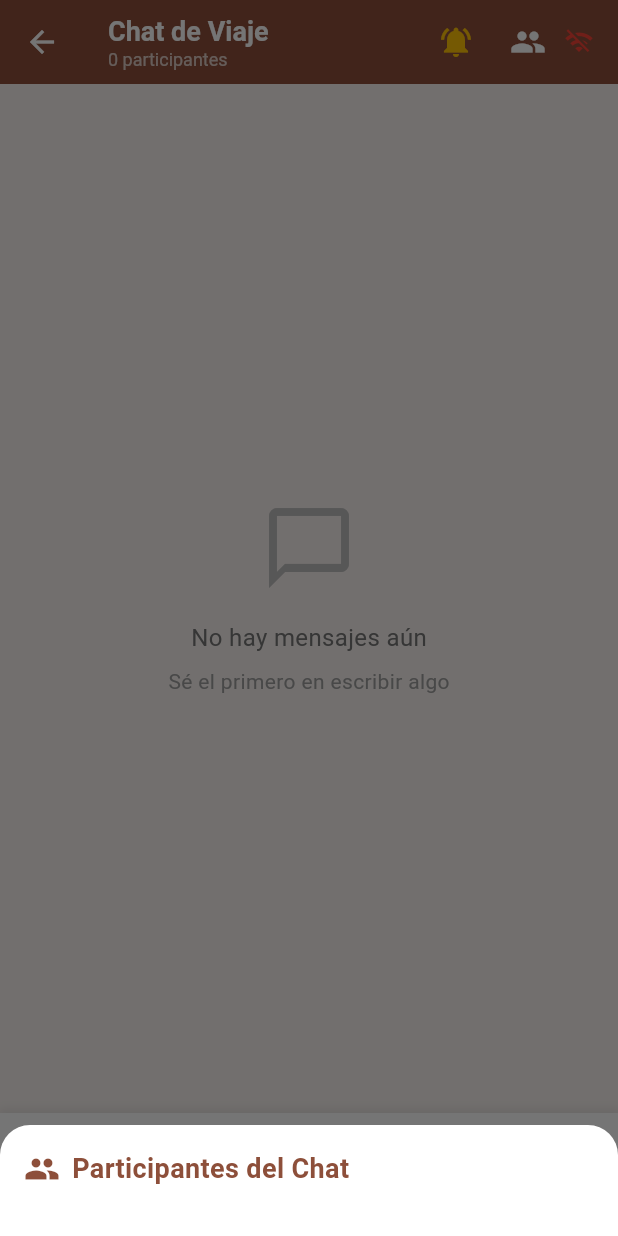
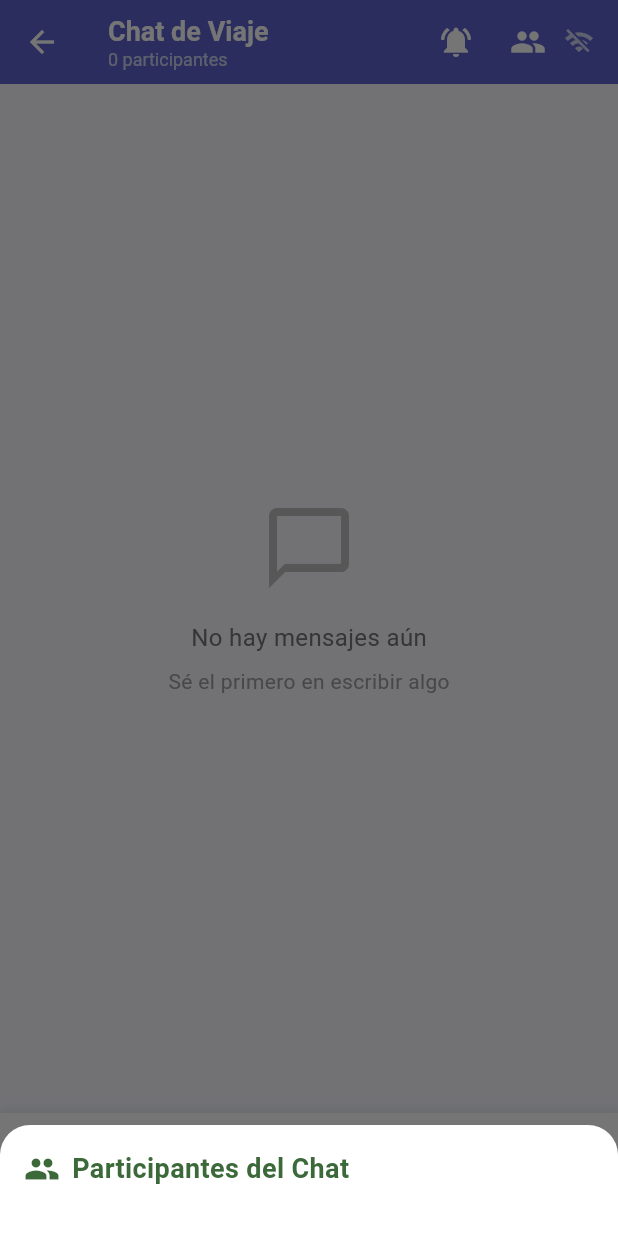
Before and after one commit to JoMULLOA/BioRuta, a Flutter app: the ChatGrupalScreen screen opened directly with empty values, after a tap on the "people" icon, on a phone screen of 412 x 824 dp. Run offline on Flutter 3.47's test engine with Material 3 defaults, Android fonts, the phone set to English and light mode, and no system bars; our stand-ins replace fl_chart, flutter_local_notifications, flutter_secure_storage, geolocator, jwt_decoder, permission_handler and 2 more; missing offline and left inert: flutter_osm_plugin; accounts and stored records are empty; network calls fail.

Commit message:
cambios colores 0.5 chat grupal
chat grupal cambio colores

```diff
--- a/frontend/lib/chat/chat_grupal.dart
+++ b/frontend/lib/chat/chat_grupal.dart
@@ -1,4 +1,5 @@
 import 'package:flutter/material.dart';
+import 'package:provider/provider.dart';
 import 'dart:async';
 import 'dart:convert';
 import '../models/chat_grupal_models.dart';
@@ -11,6 +12,8 @@ import '../widgets/participantes_header_widget.dart';
 import '../widgets/reportar_usuario_dialog.dart';
 import '../widgets/location_message_widget.dart';
 import '../models/reporte_model.dart';
+import '../config/app_colors.dart';
+import '../providers/theme_provider.dart';
 
 class ChatGrupalScreen extends StatefulWidget {
   final String idViaje;
@@ -58,11 +61,7 @@ class ChatGrupalScreenState extends State<ChatGrupalScreen> {
   StreamSubscription? _eventsSubscription;
   StreamSubscription? _connectionSubscription;
 
-  // --- Colores del tema ---
-  final Color fondo = const Color(0xFFF8F2EF);
-  final Color principal = const Color(0xFF6B3B2D);
-  final Color secundario = const Color(0xFF8D4F3A);
-  final Color fondoMensaje = const Color(0xFFF5F5F5);
+
 
   @override
   void initState() {
@@ -282,10 +281,14 @@ class ChatGrupalScreenState extends State<ChatGrupalScreen> {
 
     if (eventType == 'participant_joined') {
       final nuevoParticipante = data['nuevoParticipante'];
-      _showParticipantNotification('$nuevoParticipante se unió al chat', Icons.person_add, Colors.green);
+      final themeProvider = Provider.of<ThemeProvider>(context, listen: false);
+      final primaryColor = themeProvider.isDarkMode ? AppColors.primaryDark : AppColors.primaryLight;
+      _showParticipantNotification('$nuevoParticipante se unió al chat', Icons.person_add, primaryColor);
     } else if (eventType == 'participant_left') {
       final participanteSalio = data['participanteSalio'];
-      _showParticipantNotification('$participanteSalio salió del chat', Icons.person_remove, Colors.orange);
+      final themeProvider = Provider.of<ThemeProvider>(context, listen: false);
+      final primaryColor = themeProvider.isDarkMode ? AppColors.primaryDark : AppColors.primaryLight;
+      _showParticipantNotification('$participanteSalio salió del chat', Icons.person_remove, primaryColor);
     }
 
     // Actualizar lista de participantes
@@ -316,11 +319,13 @@ class ChatGrupalScreenState extends State<ChatGrupalScreen> {
 
     try {
       // Mostrar mensaje al usuario
+      final themeProvider = Provider.of<ThemeProvider>(context, listen: false);
+      final primaryColor = themeProvider.isDarkMode ? AppColors.primaryDark : AppColors.primaryLight;
       ScaffoldMessenger.of(context).showSnackBar(
-        const SnackBar(
+        SnackBar(
           content: Text('🔧 Inicializando chat grupal, intenta enviar el mensaje nuevamente...'),
           duration: Duration(seconds: 3),
-          backgroundColor: Colors.orange,
+          backgroundColor: primaryColor,
         ),
       );
 
@@ -333,20 +338,24 @@ class ChatGrupalScreenState extends State<ChatGrupalScreen> {
         // Volver a unirse al chat
         ChatGrupalService.unirseAlChatGrupal(widget.idViaje);
 
+        final themeProvider = Provider.of<ThemeProvider>(context, listen: false);
+        final primaryColor = themeProvider.isDarkMode ? AppColors.primaryDark : AppColors.primaryLight;
         ScaffoldMessenger.of(context).showSnackBar(
-          const SnackBar(
+          SnackBar(
             content: Text('✅ Chat grupal listo, puedes enviar mensajes ahora'),
             duration: Duration(seconds: 2),
-            backgroundColor: Colors.green,
+            backgroundColor: primaryColor,
           ),
         );
       } else {
         print('🚗❌ Falló la re-inicialización del chat grupal');
+        final themeProvider = Provider.of<ThemeProvider>(context, listen: false);
+        final primaryColor = themeProvider.isDarkMode ? AppColors.primaryDark : AppColors.primaryLight;
         ScaffoldMessenger.of(context).showSnackBar(
-          const SnackBar(
+          SnackBar(
             content: Text('❌ No se pudo inicializar el chat. Contacta al conductor.'),
             duration: Duration(seconds: 3),
-            backgroundColor: Colors.red,
+            backgroundColor: primaryColor,
           ),
         );
       }
@@ -453,7 +462,7 @@ class ChatGrupalScreenState extends State<ChatGrupalScreen> {
           ],
         ),
         duration: const Duration(seconds: 2),
-        backgroundColor: Colors.grey[800],
+        backgroundColor: Theme.of(context).colorScheme.surface,
       ),
     );
   }
@@ -619,10 +628,16 @@ class ChatGrupalScreenState extends State<ChatGrupalScreen> {
 
   @override
   Widget build(BuildContext context) {
-    return Scaffold(
-      backgroundColor: fondo,
+    return Consumer<ThemeProvider>(
+      builder: (context, themeProvider, child) {
+        final isDarkMode = themeProvider.isDarkMode;
+        final primaryColor = isDarkMode ? AppColors.primaryDark : AppColors.primaryLight;
+        final backgroundColor = isDarkMode ? AppColors.darkBackground : AppColors.lightBackground;
+
+        return Scaffold(
+      backgroundColor: backgroundColor,
       appBar: AppBar(
-        backgroundColor: secundario,
+        backgroundColor: primaryColor,
         title: Column(
           crossAxisAlignment: CrossAxisAlignment.start,
           children: [
@@ -647,7 +662,7 @@ class ChatGrupalScreenState extends State<ChatGrupalScreen> {
         actions: [
           // Botón de prueba de notificaciones grupales
           IconButton(
-            icon: Icon(Icons.notifications_active, color: Colors.amber),
+            icon: Icon(Icons.notifications_active, color: Colors.white),
             onPressed: () async {
               print('[CHAT-GRUPAL] 🧪 PRUEBA DE NOTIFICACIÓN GRUPAL INICIADA');
               WebSocketNotificationService.showLocalNotification(
@@ -673,7 +688,7 @@ class ChatGrupalScreenState extends State<ChatGrupalScreen> {
             margin: const EdgeInsets.only(right: 16),
             child: Icon(
               isConnected ? Icons.wifi : Icons.wifi_off,
-              color: isConnected ? Colors.green : Colors.red,
+              color: isConnected ? Colors.white : Colors.white70,
               size: 20,
             ),
           ),
@@ -681,18 +696,18 @@ class ChatGrupalScreenState extends State<ChatGrupalScreen> {
       ),
       body: isLoading
           ? Center(
-              child: CircularProgressIndicator(color: principal),
+              child: CircularProgressIndicator(color: primaryColor),
             )
           : errorMessage != null
               ? Center(
                   child: Column(
                     mainAxisAlignment: MainAxisAlignment.center,
                     children: [
-                      Icon(Icons.error_outline, size: 64, color: Colors.red),
+                      Icon(Icons.error_outline, size: 64, color: primaryColor),
                       const SizedBox(height: 16),
                       Text(
                         errorMessage!,
-                        style: const TextStyle(color: Colors.red),
+                        style: TextStyle(color: primaryColor),
                         textAlign: TextAlign.center,
                       ),
                       const SizedBox(height: 16),
@@ -785,14 +800,14 @@ class ChatGrupalScreenState extends State<ChatGrupalScreen> {
                           // Botón de ubicación
                           Container(
                             decoration: BoxDecoration(
-                              color: principal.withOpacity(0.1),
+                              color: primaryColor.withOpacity(0.1),
                               shape: BoxShape.circle,
                             ),
                             child: IconButton(
                               onPressed: _sendLocation,
                               icon: Icon(
                                 Icons.location_on,
-                                color: principal,
+                                color: primaryColor,
                               ),
                               tooltip: 'Compartir ubicación',
                             ),
@@ -801,7 +816,7 @@ class ChatGrupalScreenState extends State<ChatGrupalScreen> {
                           Expanded(
                             child: Container(
                               decoration: BoxDecoration(
-                                color: fondoMensaje,
+                                color: isDarkMode ? Colors.grey[800] : Colors.grey[100],
                                 borderRadius: BorderRadius.circular(25),
                                 border: Border.all(
                                   color: Colors.grey[300]!,
@@ -829,7 +844,7 @@ class ChatGrupalScreenState extends State<ChatGrupalScreen> {
                           const SizedBox(width: 8),
                           Container(
                             decoration: BoxDecoration(
-                              color: principal, // Siempre habilitado
+                              color: primaryColor, // Siempre habilitado
                               shape: BoxShape.circle,
                             ),
                             child: IconButton(
@@ -845,6 +860,8 @@ class ChatGrupalScreenState extends State<ChatGrupalScreen> {
                     ),
                   ],
                 ),
+        );
+      },
     );
   }
 
@@ -864,14 +881,14 @@ class ChatGrupalScreenState extends State<ChatGrupalScreen> {
             children: [
               Row(
                 children: [
-                  Icon(Icons.people, color: Color(0xFF8D4F3A)),
+                  Icon(Icons.people, color: Theme.of(context).primaryColor),
                   SizedBox(width: 8),
                   Text(
                     'Participantes del Chat',
                     style: TextStyle(
                       fontSize: 18,
                       fontWeight: FontWeight.bold,
-                      color: Color(0xFF8D4F3A),
+                      color: Theme.of(context).primaryColor,
                     ),
                   ),
                 ],
--- a/frontend/lib/services/chat_grupal_service.dart
+++ b/frontend/lib/services/chat_grupal_service.dart
@@ -466,14 +466,20 @@ class ChatGrupalService {
     _socketService.getGroupChatState(idViaje);
   }
 
-  // Colores para los participantes del chat grupal
+  // Colores para los participantes del chat grupal - cálidos y oscuros
   static List<int> get coloresParticipantes => [
-    0xFF6B3B2D, // Marrón principal
-    0xFF8D4F3A, // Marrón secundario
-    0xFFB8860B, // Dorado oscuro
-    0xFFCD853F, // Dorado claro
-    0xFFD2691E, // Naranja chocolate
-    0xFFA0522D, // Sienna
+    0xFF2E1065, // Purple muy oscuro
+    0xFF4C1D95, // Purple oscuro cálido
+    0xFF5B21B6, // Violet oscuro
+    0xFF6D28D9, // Purple medio oscuro
+    0xFF1E3A8A, // Blue oscuro cálido
+    0xFF312E81, // Indigo oscuro
+    0xFF3730A3, // Purple-blue oscuro
+    0xFF4338CA, // Indigo medio oscuro
+    0xFF581C87, // Purple muy oscuro cálido
+    0xFF6B46C1, // Purple oscuro vibrante
+    0xFF7C3AED, // Violet oscuro cálido
+    0xFF1D4ED8, // Blue oscuro vibrante
   ];
 
   // Obtener color para un participante específico
```
